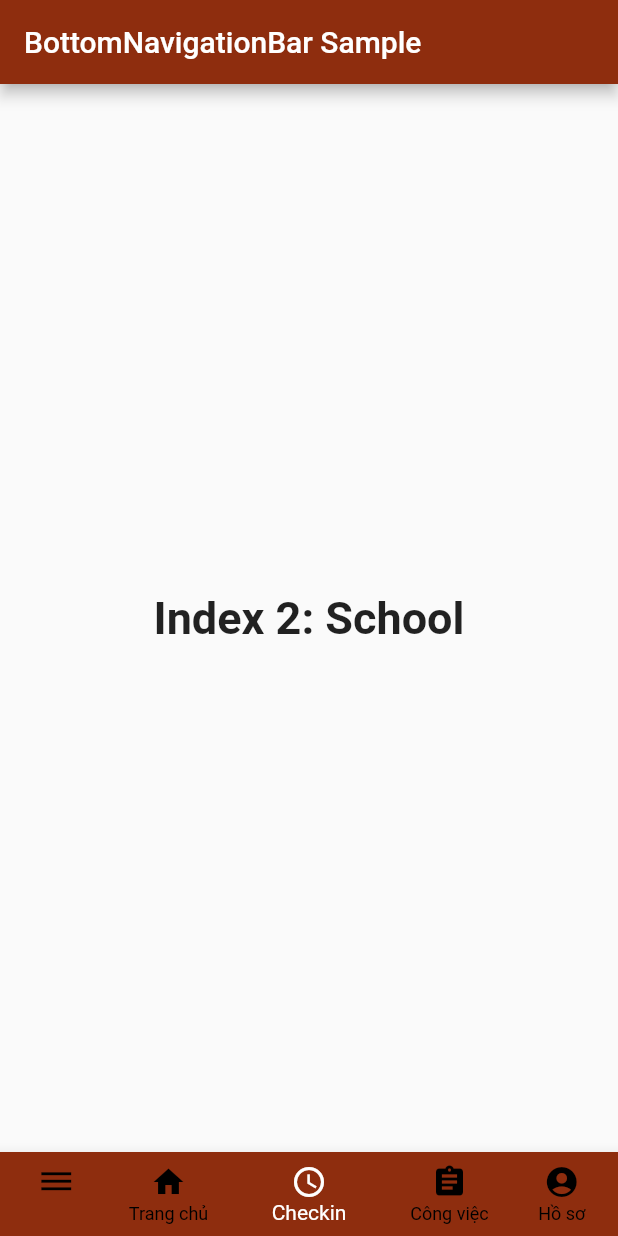
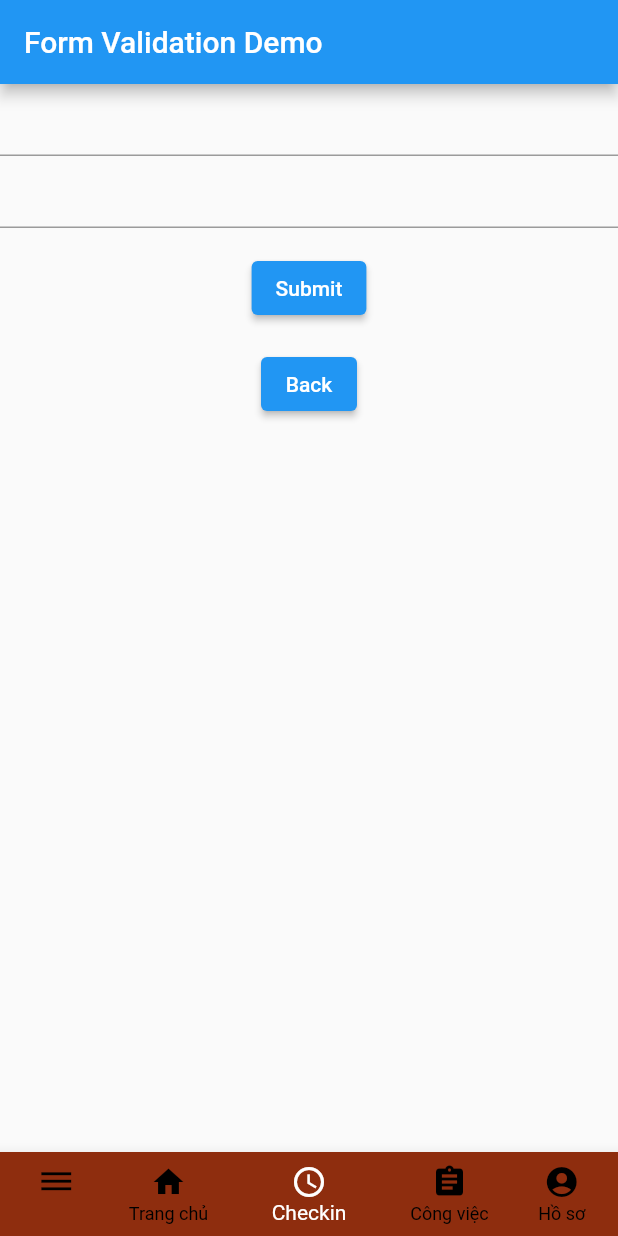
Before and after one commit to namtpregit/hrm_app, a Flutter app: the screen it shows after launch, item 3 of the bottom bar chosen, on a phone screen of 412 x 824 dp. Run offline on Flutter 3.47's test engine with Material 2 defaults, Android fonts, the phone set to English and light mode, and no system bars; our stand-ins replace go_router.

```diff
--- a/lib/main.dart
+++ b/lib/main.dart
@@ -1,7 +1,34 @@
 import 'package:flutter/material.dart';
+import 'package:go_router/go_router.dart';
+import 'package:hrm_app/screens/page_login.dart';
 import 'package:hrm_app/widgets/navigation_bottom.dart';
 
-void main() => runApp(const BottomNavigationBarExampleApp());
+void main() => runApp(const MyApp());
+
+final GoRouter _router = GoRouter(routes: <RouteBase>[
+  GoRoute(
+    path: '/',
+    builder: (BuildContext context, GoRouterState state) {
+      return const BottomNavigationBarExampleApp();
+    },
+  ),
+  GoRoute(
+      path: '/login',
+      builder: (BuildContext context, GoRouterState state) {
+        return const LoginPage();
+      }),
+]);
+
+class MyApp extends StatelessWidget {
+  const MyApp({super.key});
+
+  @override
+  Widget build(BuildContext context) {
+    return MaterialApp.router(
+      routerConfig: _router,
+    );
+  }
+}
 
 class BottomNavigationBarExampleApp extends StatelessWidget {
   const BottomNavigationBarExampleApp({super.key});
--- /dev/null
+++ b/lib/screens/page_login.dart
@@ -0,0 +1,85 @@
+import 'package:flutter/material.dart';
+import 'package:go_router/go_router.dart';
+import 'package:hrm_app/widgets/navigation_bottom.dart';
+
+class LoginPage extends StatelessWidget {
+  const LoginPage({super.key});
+
+  @override
+  Widget build(BuildContext context) {
+    const appTitle = 'Form Validation Demo';
+    const selectedIndex = 2;
+
+    return MaterialApp(
+      title: appTitle,
+      home: Scaffold(
+        appBar: AppBar(
+          title: const Text(appTitle),
+        ),
+        body: const LoginForm(),
+          bottomNavigationBar: const NewWidget(selectedIndex: selectedIndex)
+      ),
+    );
+  }
+}
+
+class LoginForm extends StatefulWidget {
+  const LoginForm({super.key});
+
+  @override
+  LoginFormState createState() {
+    return LoginFormState();
+  }
+}
+
+class LoginFormState extends State<LoginForm> {
+  final _formKey = GlobalKey<FormState>();
+
+  @override
+  Widget build(BuildContext context) {
+    // Build a Form widget using the _formKey created above.
+    return Form(
+      key: _formKey,
+      child: Column(
+        crossAxisAlignment: CrossAxisAlignment.center,
+        children: [
+          TextFormField(
+            // The validator receives the text that the user has entered.
+            validator: (value) {
+              if (value == null || value.isEmpty) {
+                return 'Please enter some text';
+              }
+              return null;
+            },
+          ),
+          TextFormField(
+            // The validator receives the text that the user has entered.
+            validator: (value) {
+              if (value == null || value.isEmpty) {
+                return 'Please enter some text';
+              }
+              return null;
+            },
+          ),
+          Padding(
+            padding: const EdgeInsets.symmetric(vertical: 16),
+            child: ElevatedButton(
+              onPressed: () {
+                // Validate returns true if the form is valid, or false otherwise.
+                if (_formKey.currentState!.validate()) {
+                  // If the form is valid, display a snackbar. In the real world,
+                  // you'd often call a server or save the information in a database.
+                  ScaffoldMessenger.of(context).showSnackBar(
+                    const SnackBar(content: Text('Processing Data')),
+                  );
+                }
+              },
+              child: const Text('Submit'),
+            ),
+          ),
+          ElevatedButton(onPressed: () => context.go('/'), child: const Text('Back'))
+        ],
+      ),
+    );
+  }
+}
--- a/lib/widgets/navigation_bottom.dart
+++ b/lib/widgets/navigation_bottom.dart
@@ -1,4 +1,5 @@
 import 'package:flutter/material.dart';
+import 'package:go_router/go_router.dart';
 
 class BottomNavigationBarExample extends StatefulWidget {
   const BottomNavigationBarExample({super.key});
@@ -36,12 +37,6 @@ class _BottomNavigationBarExampleState
     ),
   ];
 
-  void _onItemTapped(int index) {
-    setState(() {
-      _selectedIndex = index;
-    });
-  }
-
   @override
   Widget build(BuildContext context) {
     return Scaffold(
@@ -52,7 +47,22 @@ class _BottomNavigationBarExampleState
         body: Center(
           child: _widgetOptions.elementAt(_selectedIndex),
         ),
-        bottomNavigationBar: Theme(
+        bottomNavigationBar: NewWidget(selectedIndex: _selectedIndex)
+    );
+  }
+}
+
+class NewWidget extends StatelessWidget {
+  const NewWidget({
+    super.key,
+    required int selectedIndex,
+  }) : _selectedIndex = selectedIndex;
+
+  final int _selectedIndex;
+
+  @override
+  Widget build(BuildContext context) {
+    return Theme(
       data: Theme.of(context).copyWith(
         canvasColor: const Color(0xff8E2D0E),
         primaryColor: Colors.yellow,
@@ -84,8 +94,15 @@ class _BottomNavigationBarExampleState
         currentIndex: _selectedIndex,
         selectedItemColor: Colors.white,
         unselectedItemColor: Colors.black,
-            onTap: _onItemTapped,
+        onTap: (int index) {
+          if (index == 1) {
+            context.go('/');
+          }
+          if (index == 2) {
+            context.go('/login');
+          }
+        },
       ),
-        ));
+    );
   }
 }
--- a/pubspec.yaml
+++ b/pubspec.yaml
@@ -35,6 +35,7 @@ dependencies:
   # The following adds the Cupertino Icons font to your application.
   # Use with the CupertinoIcons class for iOS style icons.
   cupertino_icons: ^1.0.2
+  go_router: ^10.0.0
 
 dev_dependencies:
   flutter_test:
```
Also changed, not shown: lib/screens/page_home.dart (added, +23 -0 lines), pubspec.lock. Lines whose indentation alone changed are shown as unchanged.
